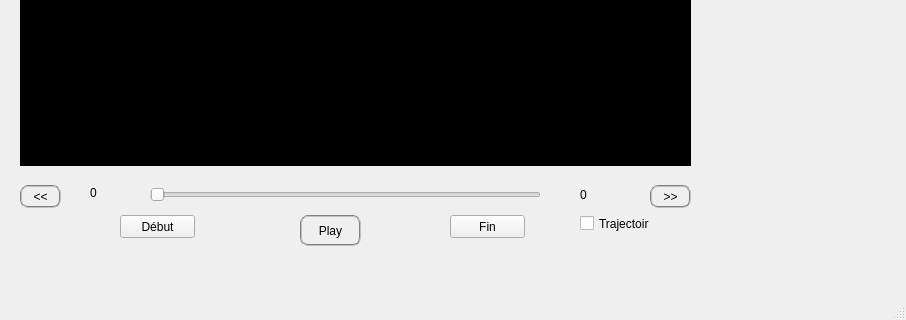
Qt form decter/mainwindow.ui (bigflower123/PFE) before a commit; both pictures show x 0 to 906 and y 291 to 611 of the 906 by 611 pixel window.
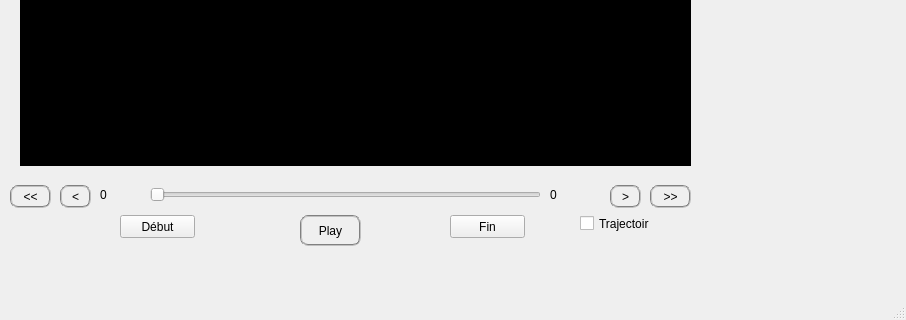
The same form after that commit. Custom widgets are drawn as their Qt base class.

```diff
--- a/decter/mainwindow.ui
+++ b/decter/mainwindow.ui
@@ -62,10 +62,10 @@
    <widget class="QLabel" name="currentLable">
     <property name="geometry">
      <rect>
-      <x>90</x>
+      <x>100</x>
       <y>440</y>
-      <width>31</width>
-      <height>16</height>
+      <width>41</width>
+      <height>20</height>
      </rect>
     </property>
     <property name="text">
@@ -75,7 +75,7 @@
    <widget class="QLabel" name="totalLable">
     <property name="geometry">
      <rect>
-      <x>580</x>
+      <x>550</x>
       <y>440</y>
       <width>41</width>
       <height>20</height>
@@ -88,9 +88,9 @@
    <widget class="QPushButton" name="forwardButton">
     <property name="geometry">
      <rect>
-      <x>650</x>
+      <x>610</x>
       <y>440</y>
-      <width>41</width>
+      <width>31</width>
       <height>23</height>
      </rect>
     </property>
@@ -98,15 +98,15 @@
      <string notr="true">border-radius:7.5px;border:2px groove gray;</string>
     </property>
     <property name="text">
-     <string>&gt;&gt;</string>
+     <string>&gt;</string>
     </property>
    </widget>
    <widget class="QPushButton" name="backwardButton">
     <property name="geometry">
      <rect>
-      <x>20</x>
+      <x>60</x>
       <y>440</y>
-      <width>41</width>
+      <width>31</width>
       <height>23</height>
      </rect>
     </property>
@@ -114,7 +114,7 @@
      <string notr="true">border-radius:7.5px;border:2px groove gray;</string>
     </property>
     <property name="text">
-     <string>&lt;&lt;</string>
+     <string>&lt;</string>
     </property>
    </widget>
    <widget class="QPushButton" name="debutButton">
@@ -156,6 +156,38 @@
      <string>Trajectoire</string>
     </property>
    </widget>
+   <widget class="QPushButton" name="quickbackwardButton">
+    <property name="geometry">
+     <rect>
+      <x>10</x>
+      <y>440</y>
+      <width>41</width>
+      <height>23</height>
+     </rect>
+    </property>
+    <property name="styleSheet">
+     <string notr="true">border-radius:7.5px;border:2px groove gray;</string>
+    </property>
+    <property name="text">
+     <string>&lt;&lt;</string>
+    </property>
+   </widget>
+   <widget class="QPushButton" name="quickforwardButton">
+    <property name="geometry">
+     <rect>
+      <x>650</x>
+      <y>440</y>
+      <width>41</width>
+      <height>23</height>
+     </rect>
+    </property>
+    <property name="styleSheet">
+     <string notr="true">border-radius:7.5px;border:2px groove gray;</string>
+    </property>
+    <property name="text">
+     <string>&gt;&gt;</string>
+    </property>
+   </widget>
   </widget>
   <widget class="QMenuBar" name="menuBar">
    <property name="geometry">
```
